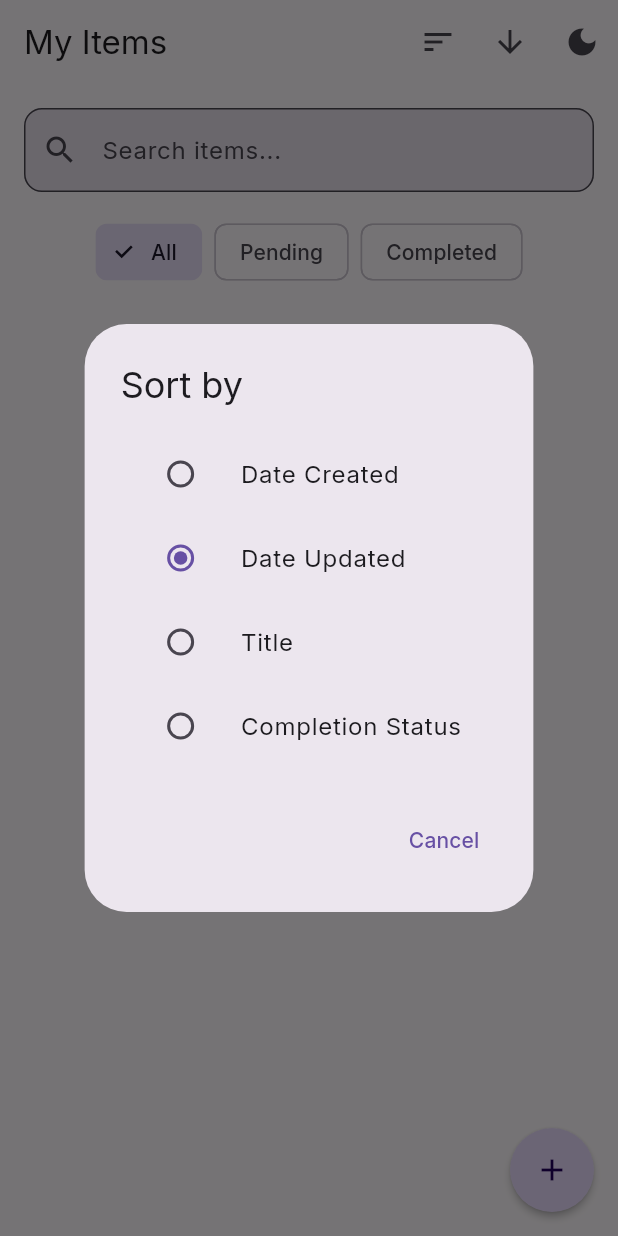
After one commit to chrisokoriedev/afrifounders, a Flutter app: the screen it shows after launch, after a tap on the "sort" icon, on a phone screen of 412 x 824 dp. The commit adds this screen. Run offline on Flutter 3.47's test engine with Material 3 defaults, Android fonts, the phone set to English and light mode, and no system bars; our stand-ins replace dartz, equatable, flutter_riverpod, flutter_slidable, freezed_annotation, google_fonts and 3 more; accounts and stored records are empty; generated files the repository leaves out were written again.

Commit message:
Refactor HomePage to use ConsumerStatefulWidget, implement search and filter functionality, and replace ItemListTile with a new implementation. Remove deprecated item_list_tile.dart file.

```diff
--- /dev/null
+++ b/lib/features/item_management/presentation/pages/delete_confirmation_dialog.dart
@@ -0,0 +1,47 @@
+import 'package:flutter/material.dart';
+import 'package:flutter_riverpod/flutter_riverpod.dart';
+import '../../domain/entities/item.dart';
+import '../../../../core/constants/app_strings.dart';
+import '../providers/item_notifier.dart';
+
+/// Delete confirmation dialog widget
+class DeleteConfirmationDialog extends ConsumerWidget {
+  final Item item;
+
+  const DeleteConfirmationDialog({
+    super.key,
+    required this.item,
+  });
+
+  static void show(BuildContext context, Item item, WidgetRef ref) {
+    showDialog(
+      context: context,
+      builder: (context) => DeleteConfirmationDialog(item: item),
+    );
+  }
+
+  @override
+  Widget build(BuildContext context, WidgetRef ref) {
+    return AlertDialog(
+      title: const Text(AppStrings.deleteConfirmation),
+      content: const Text(AppStrings.deleteConfirmationMessage),
+      actions: [
+        TextButton(
+          onPressed: () => Navigator.of(context).pop(),
+          child: const Text(AppStrings.cancel),
+        ),
+        FilledButton(
+          onPressed: () {
+            ref.read(itemNotifierProvider.notifier).deleteItem(item.id);
+            Navigator.of(context).pop();
+          },
+          style: FilledButton.styleFrom(
+            backgroundColor: Theme.of(context).colorScheme.error,
+            foregroundColor: Theme.of(context).colorScheme.onError,
+          ),
+          child: const Text(AppStrings.confirm),
+        ),
+      ],
+    );
+  }
+}
--- a/lib/features/item_management/presentation/pages/home_page.dart
+++ b/lib/features/item_management/presentation/pages/home_page.dart
@@ -9,56 +9,87 @@ import '../../../../shared/widgets/empty_list_widget.dart';
 import '../../../../shared/providers/theme_provider.dart';
 import '../providers/item_notifier.dart';
 import '../state/item_state.dart';
-import '../widgets/item_list_tile.dart';
 import 'add_edit_item_page.dart';
+import 'delete_confirmation_dialog.dart';
+import 'item_list_tile.dart';
+import 'sort_dialog.dart';
 
 /// Home page displaying list of items
-class HomePage extends ConsumerWidget {
+class HomePage extends ConsumerStatefulWidget {
   const HomePage({super.key});
 
+  @override
+  ConsumerState<HomePage> createState() => _HomePageState();
+}
+
+class _HomePageState extends ConsumerState<HomePage> {
+  final TextEditingController _searchController = TextEditingController();
+
+  @override
+  void dispose() {
+    _searchController.dispose();
+    super.dispose();
+  }
+
   void _showDeleteConfirmation(BuildContext context, Item item, WidgetRef ref) {
-    showDialog(
-      context: context,
-      builder: (context) => AlertDialog(
-        title: const Text(AppStrings.deleteConfirmation),
-        content: const Text(AppStrings.deleteConfirmationMessage),
-        actions: [
-          TextButton(
-            onPressed: () => Navigator.of(context).pop(),
-            child: const Text(AppStrings.cancel),
-          ),
-          FilledButton(
-            onPressed: () {
-              ref.read(itemNotifierProvider.notifier).deleteItem(item.id);
-              Navigator.of(context).pop();
+    DeleteConfirmationDialog.show(context, item, ref);
+  }
+
+  void _navigateToAddEditPage(BuildContext context, {Item? item}) {
+    Navigator.of(context).push(
+      PageRouteBuilder(
+        pageBuilder: (context, animation, secondaryAnimation) =>
+            AddEditItemPage(item: item),
+        transitionsBuilder: (context, animation, secondaryAnimation, child) {
+          const begin = Offset(0.0, 1.0);
+          const end = Offset.zero;
+          const curve = Curves.ease;
+
+          var tween = Tween(begin: begin, end: end).chain(
+            CurveTween(curve: curve),
+          );
+
+          return SlideTransition(
+            position: animation.drive(tween),
+            child: child,
+          );
         },
-            style: FilledButton.styleFrom(
-              backgroundColor: Theme.of(context).colorScheme.error,
-              foregroundColor: Theme.of(context).colorScheme.onError,
-            ),
-            child: const Text(AppStrings.confirm),
-          ),
-        ],
       ),
     );
   }
 
-  void _navigateToAddEditPage(BuildContext context, {Item? item}) {
-    Navigator.of(context).push(
-      MaterialPageRoute(
-        builder: (context) => AddEditItemPage(item: item),
-      ),
-    );
+  void _showSortDialog(BuildContext context, WidgetRef ref, ItemState state) {
+    SortDialog.show(context, ref, state);
   }
 
   @override
-  Widget build(BuildContext context, WidgetRef ref) {
+  Widget build(BuildContext context) {
     final itemState = ref.watch(itemNotifierProvider);
 
     return Scaffold(
       appBar: AppBar(
         title: const Text(AppStrings.homeTitle),
         actions: [
+          // Sort button
+          IconButton(
+            icon: const Icon(Icons.sort),
+            onPressed: () => _showSortDialog(context, ref, itemState),
+            tooltip: AppStrings.sortBy,
+          ),
+          // Sort order toggle
+          IconButton(
+            icon: Icon(
+              itemState.sortOrder == SortOrder.ascending
+                  ? Icons.arrow_upward
+                  : Icons.arrow_downward,
+            ),
+            onPressed: () {
+              ref.read(itemNotifierProvider.notifier).toggleSortOrder();
+            },
+            tooltip: itemState.sortOrder == SortOrder.ascending
+                ? 'Ascending'
+                : 'Descending',
+          ),
           // Theme toggle button
           Consumer(
             builder: (context, ref, _) {
@@ -78,7 +109,86 @@ class HomePage extends ConsumerWidget {
         onRefresh: () async {
           await ref.read(itemNotifierProvider.notifier).loadItems();
         },
+        child: Column(
+          children: [
+            // Search bar
+            Padding(
+              padding: const EdgeInsets.all(AppDimensions.spacingM),
+              child: TextField(
+                controller: _searchController,
+                decoration: InputDecoration(
+                  hintText: AppStrings.searchHint,
+                  prefixIcon: const Icon(Icons.search),
+                  suffixIcon: itemState.searchQuery.isNotEmpty
+                      ? IconButton(
+                          icon: const Icon(Icons.clear),
+                          onPressed: () {
+                            _searchController.clear();
+                            ref
+                                .read(itemNotifierProvider.notifier)
+                                .setSearchQuery('');
+                          },
+                        )
+                      : null,
+                ),
+                onChanged: (value) {
+                  ref.read(itemNotifierProvider.notifier).setSearchQuery(value);
+                },
+              ),
+            ),
+            // Filter chips
+            SingleChildScrollView(
+              scrollDirection: Axis.horizontal,
+              padding: const EdgeInsets.symmetric(
+                horizontal: AppDimensions.spacingM,
+              ),
+              child: Row(
+                children: [
+                  FilterChip(
+                    label: const Text(AppStrings.filterAll),
+                    selected: itemState.filter == ItemFilter.all,
+                    onSelected: (selected) {
+                      if (selected) {
+                        ref
+                            .read(itemNotifierProvider.notifier)
+                            .setFilter(ItemFilter.all);
+                      }
+                    },
+                  ),
+                  SizedBox(width: AppDimensions.spacingS),
+                  FilterChip(
+                    label: const Text(AppStrings.filterPending),
+                    selected: itemState.filter == ItemFilter.pending,
+                    onSelected: (selected) {
+                      if (selected) {
+                        ref
+                            .read(itemNotifierProvider.notifier)
+                            .setFilter(ItemFilter.pending);
+                      }
+                    },
+                  ),
+                  SizedBox(width: AppDimensions.spacingS),
+                  FilterChip(
+                    label: const Text(AppStrings.filterCompleted),
+                    selected: itemState.filter == ItemFilter.completed,
+                    onSelected: (selected) {
+                      if (selected) {
+                        ref
+                            .read(itemNotifierProvider.notifier)
+                            .setFilter(ItemFilter.completed);
+                      }
+                    },
+                  ),
+                ],
+              ),
+            ),
+            SizedBox(height: AppDimensions.spacingS),
+            // Items list
+            Expanded(
               child: _buildBody(context, ref, itemState),
+            ),
+          ],
+        ),
       ),
       floatingActionButton: FloatingActionButton(
         onPressed: () => _navigateToAddEditPage(context),
@@ -99,23 +209,67 @@ class HomePage extends ConsumerWidget {
       );
     }
 
+    if (state.filteredItems.isEmpty && state.items.isNotEmpty) {
+      return Center(
+        child: Padding(
+          padding: const EdgeInsets.all(AppDimensions.spacingXL),
+          child: Column(
+            mainAxisAlignment: MainAxisAlignment.center,
+            children: [
+              Icon(
+                Icons.search_off,
+                size: AppDimensions.iconXL,
+                color: Theme.of(context).colorScheme.onSurfaceVariant,
+              ),
+              SizedBox(height: AppDimensions.spacingM),
+              Text(
+                'No items found',
+                style: Theme.of(context).textTheme.titleLarge,
+              ),
+              SizedBox(height: AppDimensions.spacingS),
+              Text(
+                'Try adjusting your search or filter',
+                style: Theme.of(context).textTheme.bodyMedium?.copyWith(
+                      color: Theme.of(context).colorScheme.onSurfaceVariant,
+                    ),
+              ),
+            ],
+          ),
+        ),
+      );
+    }
+
     if (state.items.isEmpty) {
       return const EmptyListWidget();
     }
 
     return ListView.separated(
       padding: const EdgeInsets.all(AppDimensions.spacingS),
-      itemCount: state.items.length,
+      itemCount: state.filteredItems.length,
       separatorBuilder: (context, index) => const Divider(height: 1),
       itemBuilder: (context, index) {
-        final item = state.items[index];
-        return ItemListTile(
+        final item = state.filteredItems[index];
+        return TweenAnimationBuilder<double>(
+          tween: Tween(begin: 0.0, end: 1.0),
+          duration: Duration(milliseconds: 300 + (index * 50)),
+          curve: Curves.easeOut,
+          builder: (context, value, child) {
+            return Opacity(
+              opacity: value,
+              child: Transform.translate(
+                offset: Offset(0, 20 * (1 - value)),
+                child: child,
+              ),
+            );
+          },
+          child: ItemListTile(
             item: item,
             onTap: () => _navigateToAddEditPage(context, item: item),
             onToggleComplete: () {
               ref.read(itemNotifierProvider.notifier).toggleItemCompletion(item);
             },
             onDelete: () => _showDeleteConfirmation(context, item, ref),
+          ),
         );
       },
     );
--- /dev/null
+++ b/lib/features/item_management/presentation/pages/sort_dialog.dart
@@ -0,0 +1,108 @@
+import 'package:flutter/material.dart';
+import 'package:flutter_riverpod/flutter_riverpod.dart';
+import '../../../../core/constants/app_strings.dart';
+import '../providers/item_notifier.dart';
+import '../state/item_state.dart';
+
+/// Sort dialog widget
+class SortDialog extends ConsumerWidget {
+  final ItemState state;
+
+  const SortDialog({
+    super.key,
+    required this.state,
+  });
+
+  static void show(BuildContext context, WidgetRef ref, ItemState state) {
+    showDialog(
+      context: context,
+      builder: (context) => SortDialog(state: state),
+    );
+  }
+
+  @override
+  Widget build(BuildContext context, WidgetRef ref) {
+    return AlertDialog(
+      title: const Text(AppStrings.sortBy),
+      content: Column(
+        mainAxisSize: MainAxisSize.min,
+        children: [
+          ListTile(
+            title: const Text(AppStrings.sortDateCreated),
+            leading: Radio<ItemSort>(
+              value: ItemSort.dateCreated,
+              groupValue: state.sortBy,
+              onChanged: (value) {
+                if (value != null) {
+                  ref.read(itemNotifierProvider.notifier).setSort(value);
+                  Navigator.of(context).pop();
+                }
+              },
+            ),
+            onTap: () {
+              ref.read(itemNotifierProvider.notifier).setSort(ItemSort.dateCreated);
+              Navigator.of(context).pop();
+            },
+          ),
+          ListTile(
+            title: const Text(AppStrings.sortDateUpdated),
+            leading: Radio<ItemSort>(
+              value: ItemSort.dateUpdated,
+              groupValue: state.sortBy,
+              onChanged: (value) {
+                if (value != null) {
+                  ref.read(itemNotifierProvider.notifier).setSort(value);
+                  Navigator.of(context).pop();
+                }
+              },
+            ),
+            onTap: () {
+              ref.read(itemNotifierProvider.notifier).setSort(ItemSort.dateUpdated);
+              Navigator.of(context).pop();
+            },
+          ),
+          ListTile(
+            title: const Text(AppStrings.sortTitle),
+            leading: Radio<ItemSort>(
+              value: ItemSort.title,
+              groupValue: state.sortBy,
+              onChanged: (value) {
+                if (value != null) {
+                  ref.read(itemNotifierProvider.notifier).setSort(value);
+                  Navigator.of(context).pop();
+                }
+              },
+            ),
+            onTap: () {
+              ref.read(itemNotifierProvider.notifier).setSort(ItemSort.title);
+              Navigator.of(context).pop();
+            },
+          ),
+          ListTile(
+            title: const Text(AppStrings.sortCompletion),
+            leading: Radio<ItemSort>(
+              value: ItemSort.completionStatus,
+              groupValue: state.sortBy,
+              onChanged: (value) {
+                if (value != null) {
+                  ref.read(itemNotifierProvider.notifier).setSort(value);
+                  Navigator.of(context).pop();
+                }
+              },
+            ),
+            onTap: () {
+              ref.read(itemNotifierProvider.notifier).setSort(ItemSort.completionStatus);
+              Navigator.of(context).pop();
+            },
+          ),
+        ],
+      ),
+      actions: [
+        TextButton(
+          onPressed: () => Navigator.of(context).pop(),
+          child: const Text(AppStrings.cancel),
+        ),
+      ],
+    );
+  }
+}
```
Also changed, not shown: lib/features/item_management/presentation/pages/item_list_tile.dart (added, +120 -0 lines), lib/features/item_management/presentation/widgets/item_list_tile.dart (deleted, +0 -70 lines). Lines whose indentation alone changed are shown as unchanged.
